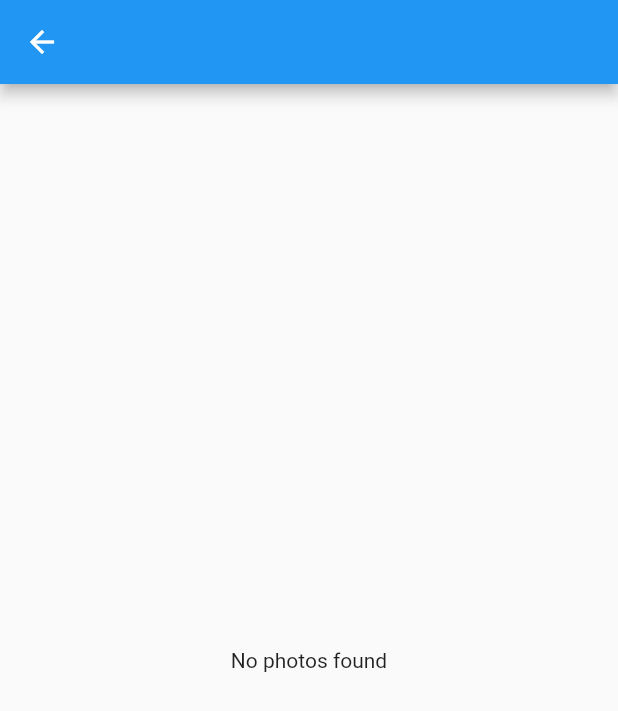
After one commit to siva636/pexels_view, a Flutter app: the Empty screen opened directly, on a phone screen of 412 x 824 dp. The commit adds this screen. Shown: the top 711 px of the screen. Run offline on Flutter 3.47's test engine with Material 2 defaults, Android fonts, the phone set to English and light mode, and no system bars; our stand-ins replace flutter_dotenv.

Commit message:
Empty message for search master view

```diff
--- /dev/null
+++ b/lib/src/master_view/empty.dart
@@ -0,0 +1,20 @@
+import 'package:flutter/material.dart';
+
+class Empty extends StatelessWidget {
+  const Empty({Key? key}) : super(key: key);
+
+  @override
+  Widget build(BuildContext context) {
+    return Scaffold(
+      appBar: AppBar(),
+      body: Center(
+        child: Row(
+          mainAxisAlignment: MainAxisAlignment.center,
+          children: const [
+            Text('No photos found'),
+          ],
+        ),
+      ),
+    );
+  }
+}
--- a/lib/src/master_view/master_view.dart
+++ b/lib/src/master_view/master_view.dart
@@ -2,6 +2,7 @@ import 'package:flutter/material.dart';
 import 'package:pexels_view/src/loading/loading.dart';
 import 'package:pexels_view/src/error/error.dart';
 import 'package:pexels_view/src/enums/view_state.dart';
+import 'package:pexels_view/src/master_view/empty.dart';
 import 'package:pexels_view/src/models/photo.dart';
 import 'package:pexels_view/src/models/search_model.dart';
 import 'package:provider/provider.dart';
@@ -33,7 +34,11 @@ class _MasterViewState extends State<MasterView> {
       return const Error();
     }
 
-    // if (searchModel.viewState == ViewState.idle) {
+    if (searchModel.viewState == ViewState.idle &&
+        searchModel.searchResults.isEmpty) {
+      return const Empty();
+    }
+
     return Scaffold(
       appBar: AppBar(),
       body: GridView.count(
```
